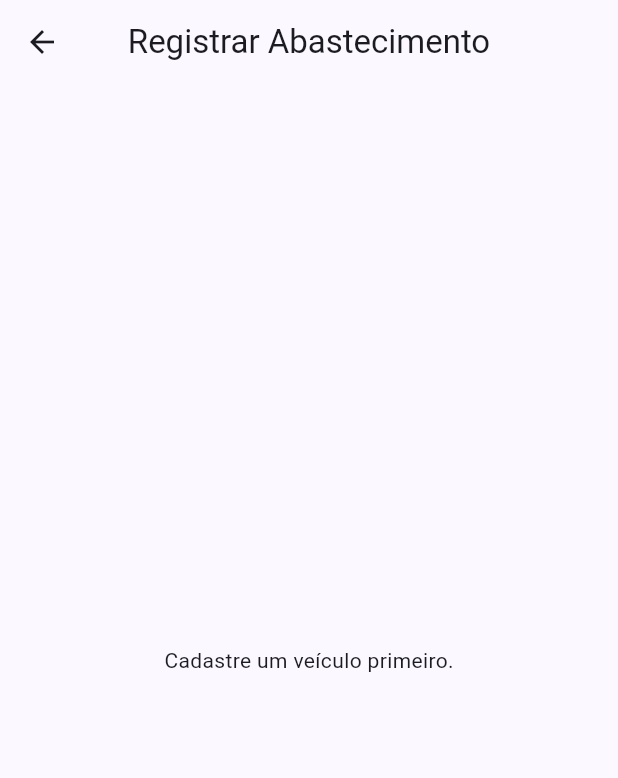
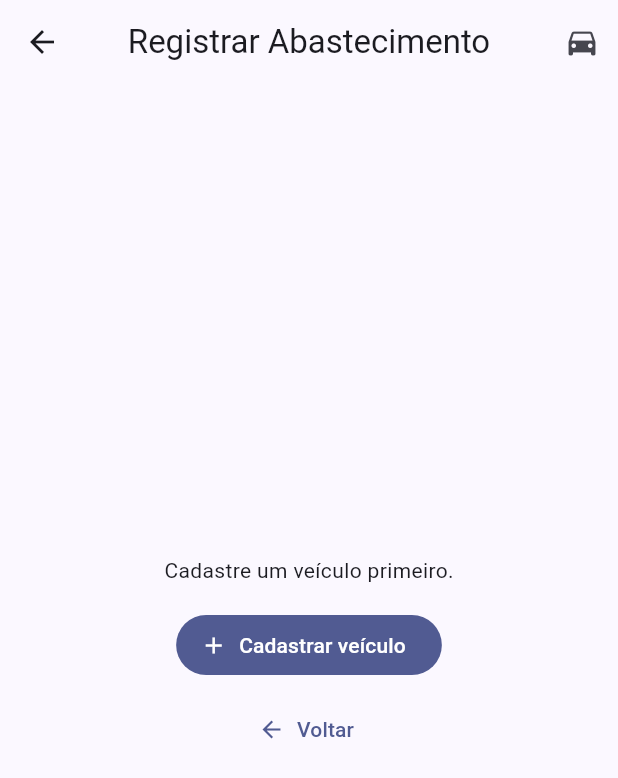
Before and after one commit to cdelmatta/-Aplicativo-de-Controle-de-Abastecimento-e-Ve-culos, a Flutter app: the NovoAbastecimentoPage screen opened by its route, on a phone screen of 412 x 824 dp. Shown: the top 778 px of the screen. Run offline on Flutter 3.47's test engine with Material 3 defaults, Android fonts, the phone set to English and light mode, and no system bars; our stand-ins replace cloud_firestore, firebase_auth, firebase_core, fl_chart; accounts and stored records are empty.

Commit message:
fix(abastecimento): salvar data como DateTime; tratar erros no StreamBuilder; navegação segura no Web; fromMap resiliente

```diff
--- a/lib/src/abastecimentos/abastecimento_model.dart
+++ b/lib/src/abastecimentos/abastecimento_model.dart
@@ -1,13 +1,15 @@
+import 'package:cloud_firestore/cloud_firestore.dart';
+
 class Abastecimento {
-  String id;
-  DateTime data;
-  double quantidadeLitros;
-  double valorPago;
-  int quilometragem;
-  String tipoCombustivel;
-  String veiculoId;
-  String? observacao;
-  double? consumo;
+  final String id;
+  final DateTime data;
+  final double quantidadeLitros;
+  final double valorPago;
+  final int quilometragem;
+  final String tipoCombustivel;
+  final String? veiculoId;
+  final String? observacao;
+  final double? consumo;
 
   Abastecimento({
     required this.id,
@@ -16,13 +18,34 @@ class Abastecimento {
     required this.valorPago,
     required this.quilometragem,
     required this.tipoCombustivel,
-    required this.veiculoId,
+    this.veiculoId,
     this.observacao,
     this.consumo,
   });
 
+  factory Abastecimento.fromMap(String id, Map<String, dynamic> m) {
+    DateTime parseData(dynamic raw) {
+      if (raw is Timestamp) return raw.toDate();
+      if (raw is DateTime) return raw;
+      if (raw is String) return DateTime.tryParse(raw) ?? DateTime.now();
+      return DateTime.now();
+    }
+
+    return Abastecimento(
+      id: id,
+      data: parseData(m['data']),
+      quantidadeLitros: (m['quantidadeLitros'] as num?)?.toDouble() ?? 0.0,
+      valorPago: (m['valorPago'] as num?)?.toDouble() ?? 0.0,
+      quilometragem: (m['quilometragem'] as num?)?.toInt() ?? 0,
+      tipoCombustivel: (m['tipoCombustivel'] as String?) ?? 'Gasolina',
+      veiculoId: m['veiculoId'] as String?,
+      observacao: m['observacao'] as String?,
+      consumo: (m['consumo'] as num?)?.toDouble(),
+    );
+  }
+
   Map<String, dynamic> toMap() => {
-    'data': data.toIso8601String(),
+        'data': data,
         'quantidadeLitros': quantidadeLitros,
         'valorPago': valorPago,
         'quilometragem': quilometragem,
@@ -31,16 +54,4 @@ class Abastecimento {
         'observacao': observacao,
         'consumo': consumo,
       };
-
-  factory Abastecimento.fromMap(String id, Map<String, dynamic> d) => Abastecimento(
-    id: id,
-    data: DateTime.tryParse(d['data'] ?? '') ?? DateTime.now(),
-    quantidadeLitros: (d['quantidadeLitros'] ?? 0).toDouble(),
-    valorPago: (d['valorPago'] ?? 0).toDouble(),
-    quilometragem: (d['quilometragem'] ?? 0) as int,
-    tipoCombustivel: (d['tipoCombustivel'] ?? '') as String,
-    veiculoId: (d['veiculoId'] ?? '') as String,
-    observacao: d['observacao'] as String?,
-    consumo: (d['consumo'] as num?)?.toDouble(),
-  );
 }
--- a/lib/src/abastecimentos/novo_abastecimento_page.dart
+++ b/lib/src/abastecimentos/novo_abastecimento_page.dart
@@ -1,5 +1,6 @@
 import 'package:cloud_firestore/cloud_firestore.dart';
 import 'package:flutter/material.dart';
+import '../widgets/app_drawer.dart';
 import '../services/firestore_service.dart';
 
 class NovoAbastecimentoPage extends StatefulWidget {
@@ -10,47 +11,98 @@ class NovoAbastecimentoPage extends StatefulWidget {
 
 class _NovoAbastecimentoPageState extends State<NovoAbastecimentoPage> {
   final formKey = GlobalKey<FormState>();
-  DateTime data = DateTime.now();
   final litros = TextEditingController();
   final valor = TextEditingController();
   final km = TextEditingController();
+  final obs = TextEditingController();
+
   String tipo = 'Gasolina';
   String? veiculoId;
-  final obs = TextEditingController();
 
   @override
-  void initState() {
-    super.initState();
-    veiculoId = null;
+  void dispose() {
+    litros.dispose();
+    valor.dispose();
+    km.dispose();
+    obs.dispose();
+    super.dispose();
   }
 
   @override
   Widget build(BuildContext context) {
     return Scaffold(
-      appBar: AppBar(title: const Text('Registrar Abastecimento')),
-      body: FutureBuilder<QuerySnapshot<Map<String,dynamic>>>(
+      drawer: const AppDrawer(),
+      appBar: AppBar(
+        title: const Text('Registrar Abastecimento'),
+        leading: Navigator.of(context).canPop()
+            ? IconButton(
+                icon: const Icon(Icons.arrow_back),
+                onPressed: () => Navigator.of(context).pop(),
+              )
+            : null,
+        actions: [
+          IconButton(
+            tooltip: 'Cadastrar veículo',
+            onPressed: () => Navigator.pushNamed(context, '/veiculos/novo'),
+            icon: const Icon(Icons.directions_car),
+          ),
+        ],
+      ),
+      body: FutureBuilder<QuerySnapshot<Map<String, dynamic>>>(
         future: FS.veiculosCol().get(),
         builder: (context, snap) {
           if (!snap.hasData) {
             return const Center(child: CircularProgressIndicator());
           }
+
           final veiculos = snap.data!.docs;
+
           if (veiculos.isEmpty) {
-            return const Center(child: Text('Cadastre um veículo primeiro.'));
+            return Center(
+              child: Column(
+                mainAxisSize: MainAxisSize.min,
+                children: [
+                  const Text('Cadastre um veículo primeiro.'),
+                  const SizedBox(height: 16),
+                  FilledButton.icon(
+                    icon: const Icon(Icons.add),
+                    onPressed: () => Navigator.pushNamed(context, '/veiculos/novo'),
+                    label: const Text('Cadastrar veículo'),
+                  ),
+                  const SizedBox(height: 8),
+                  TextButton.icon(
+                    icon: const Icon(Icons.arrow_back),
+                    onPressed: () {
+                      if (Navigator.of(context).canPop()) {
+                        Navigator.of(context).pop();
+                      } else {
+                        Navigator.of(context).pushReplacementNamed('/abastecimentos');
                       }
+                    },
+                    label: const Text('Voltar'),
+                  ),
+                ],
+              ),
+            );
+          }
+
           veiculoId ??= veiculos.first.id;
 
           return SingleChildScrollView(
             padding: const EdgeInsets.all(16),
             child: Form(
               key: formKey,
-              child: Column(children: [
+              child: Column(
+                children: [
                   DropdownButtonFormField<String>(
                     value: veiculoId,
-                  items: veiculos.map((d) =>
-                    DropdownMenuItem(value: d.id, child: Text(d.data()['modelo'] ?? d.id))
-                  ).toList(),
-                  onChanged: (v)=> setState(()=> veiculoId = v),
+                    items: veiculos
+                        .map((d) => DropdownMenuItem(
+                              value: d.id,
+                              child: Text(d.data()['modelo'] ?? d.id),
+                            ))
+                        .toList(),
+                    onChanged: (v) => setState(() => veiculoId = v),
                     decoration: const InputDecoration(labelText: 'Veículo'),
                   ),
                   const SizedBox(height: 12),
@@ -58,21 +110,24 @@ class _NovoAbastecimentoPageState extends State<NovoAbastecimentoPage> {
                     controller: litros,
                     decoration: const InputDecoration(labelText: 'Quantidade (L)'),
                     keyboardType: TextInputType.number,
-                  validator: (v)=> (v==null || double.tryParse(v)==null)?'Valor inválido':null,
+                    validator: (v) =>
+                        (v == null || double.tryParse(v) == null) ? 'Valor inválido' : null,
                   ),
                   const SizedBox(height: 12),
                   TextFormField(
                     controller: valor,
                     decoration: const InputDecoration(labelText: 'Valor pago (R\$)'),
                     keyboardType: TextInputType.number,
-                  validator: (v)=> (v==null || double.tryParse(v)==null)?'Valor inválido':null,
+                    validator: (v) =>
+                        (v == null || double.tryParse(v) == null) ? 'Valor inválido' : null,
                   ),
                   const SizedBox(height: 12),
                   TextFormField(
                     controller: km,
                     decoration: const InputDecoration(labelText: 'Quilometragem'),
                     keyboardType: TextInputType.number,
-                  validator: (v)=> (v==null || int.tryParse(v)==null)?'Valor inválido':null,
+                    validator: (v) =>
+                        (v == null || int.tryParse(v) == null) ? 'Valor inválido' : null,
                   ),
                   const SizedBox(height: 12),
                   DropdownButtonFormField<String>(
@@ -83,7 +138,7 @@ class _NovoAbastecimentoPageState extends State<NovoAbastecimentoPage> {
                       DropdownMenuItem(value: 'Diesel', child: Text('Diesel')),
                       DropdownMenuItem(value: 'GNV', child: Text('GNV')),
                     ],
-                  onChanged: (v)=> setState(()=> tipo = v ?? 'Gasolina'),
+                    onChanged: (v) => setState(() => tipo = v ?? 'Gasolina'),
                     decoration: const InputDecoration(labelText: 'Tipo de Combustível'),
                   ),
                   const SizedBox(height: 12),
@@ -96,29 +151,42 @@ class _NovoAbastecimentoPageState extends State<NovoAbastecimentoPage> {
                     width: double.infinity,
                     child: FilledButton(
                       onPressed: () async {
-                      if(!formKey.currentState!.validate() || veiculoId==null) return;
+                        if (!formKey.currentState!.validate() || veiculoId == null) return;
+
+                        try {
                           final qnt = double.parse(litros.text);
                           final val = double.parse(valor.text);
                           final quil = int.parse(km.text);
-                      // Consumo estimado: (quilometragem / litros). Ajuste se quiser calcular diferença entre abastecimentos.
                           final consumo = qnt > 0 ? quil / qnt : null;
 
                           await FS.abastecimentosCol().add({
-                        'data': DateTime.now().toIso8601String(),
+                            'data': DateTime.now(),
                             'quantidadeLitros': qnt,
                             'valorPago': val,
                             'quilometragem': quil,
                             'tipoCombustivel': tipo,
                             'veiculoId': veiculoId,
-                        'observacao': obs.text.trim().isEmpty ? null : obs.text.trim(),
+                            'observacao':
+                                obs.text.trim().isEmpty ? null : obs.text.trim(),
                             'consumo': consumo,
                           });
-                      if (mounted) Navigator.pop(context);
+
+                          if (!mounted) return;
+                          // No Web pode não haver histórico de navegação
+                          Navigator.pushReplacementNamed(
+                              context, '/abastecimentos');
+                        } catch (e) {
+                          if (!mounted) return;
+                          ScaffoldMessenger.of(context).showSnackBar(
+                            SnackBar(content: Text('Erro ao salvar: $e')),
+                          );
+                        }
                       },
                       child: const Text('Salvar'),
                     ),
                   ),
-              ]),
+                ],
+              ),
             ),
           );
         },
```
Also changed, not shown: lib/src/abastecimentos/abastecimento_page.dart (+10 -3 lines). Lines whose indentation alone changed are shown as unchanged.
